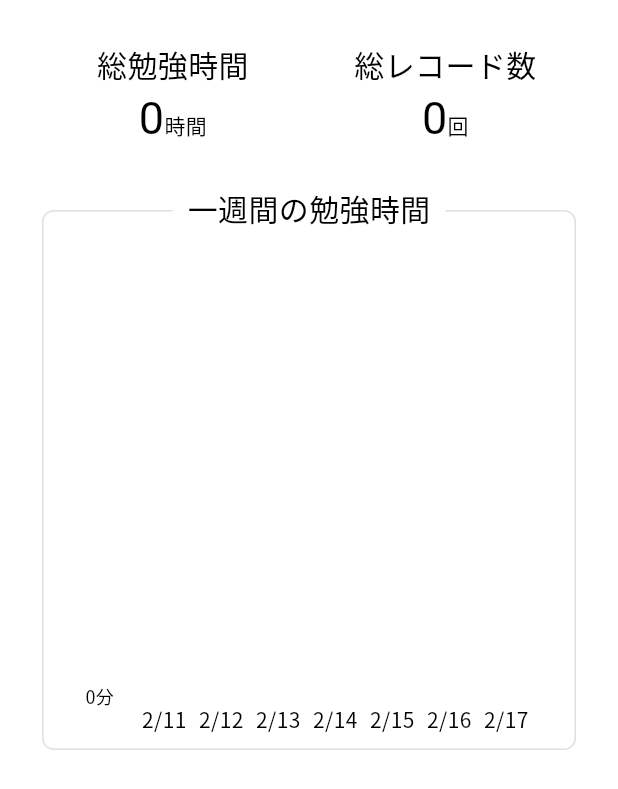
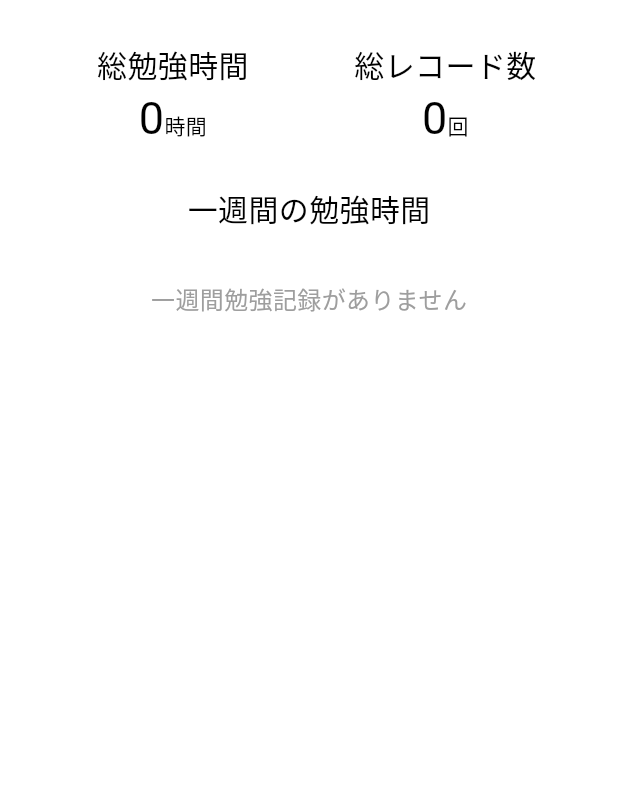
Before and after one commit to pochi1111/testudy, a Flutter app: the StudyTimeStats screen opened directly, on a phone screen of 412 x 824 dp. Shown: the top 789 px of the screen. Run offline on Flutter 3.47's test engine with Material 3 defaults, Android fonts, the phone set to English and light mode, and no system bars; drawn by our look-alikes of fl_chart; our stand-ins replace numberpicker, sqflite; accounts and stored records are empty.

Commit message:
🔨 [fix] ところどころの配置やdesign

```diff
--- a/lib/screens/studyTimeStats.dart
+++ b/lib/screens/studyTimeStats.dart
@@ -93,26 +93,7 @@ class _StudyTimeStatsState extends State<StudyTimeStats> {
                             ],
                           ),
                         ),
-                        Stack(
-                          children: [
                         Container(
-                              margin: const EdgeInsets.only(
-                                  left: 20, right: 20, top: 20, bottom: 10),
-                              padding: const EdgeInsets.only(
-                                  left: 0, right: 20, top: 70, bottom: 10),
-                              height: 360,
-                              decoration: BoxDecoration(
-                                border: Border.all(
-                                  color: Colors.grey.shade300,
-                                  width: 1.0,
-                                ),
-                                borderRadius: BorderRadius.circular(8.0),
-                              ),
-                              child: WeekTimeGraph(
-                                  studyTimesInt: studyRecordsWeek),
-                            ),
-                            Center(
-                              child: Container(
                           margin: const EdgeInsets.only(top: 4),
                           padding: const EdgeInsets.only(
                               bottom: 10, left: 10, right: 10),
@@ -122,8 +103,21 @@ class _StudyTimeStatsState extends State<StudyTimeStats> {
                             style: TextStyle(fontSize: 20),
                           ),
                         ),
+                        Container(
+                          margin: const EdgeInsets.all(5),
+                            child: studyRecordsWeek.every((time) => time == 0)
+                              ? const Padding(
+                                padding: EdgeInsets.symmetric(vertical: 20),
+                                child: Text(
+                                "一週間勉強記録がありません",
+                                style: TextStyle(
+                                  fontSize: 16,
+                                  color: Colors.grey,
                                 ),
-                          ],
+                                ),
+                              )
+                              : WeekTimeGraph(
+                                studyTimesInt: studyRecordsWeek),
                         ),
                       ]),
                 ),
```
Also changed, not shown: lib/screens/elements/weekTimeGraph.dart (+78 -8 lines), lib/screens/studyTimeAdd.dart (+11 -0 lines). Lines whose indentation alone changed are shown as unchanged.
